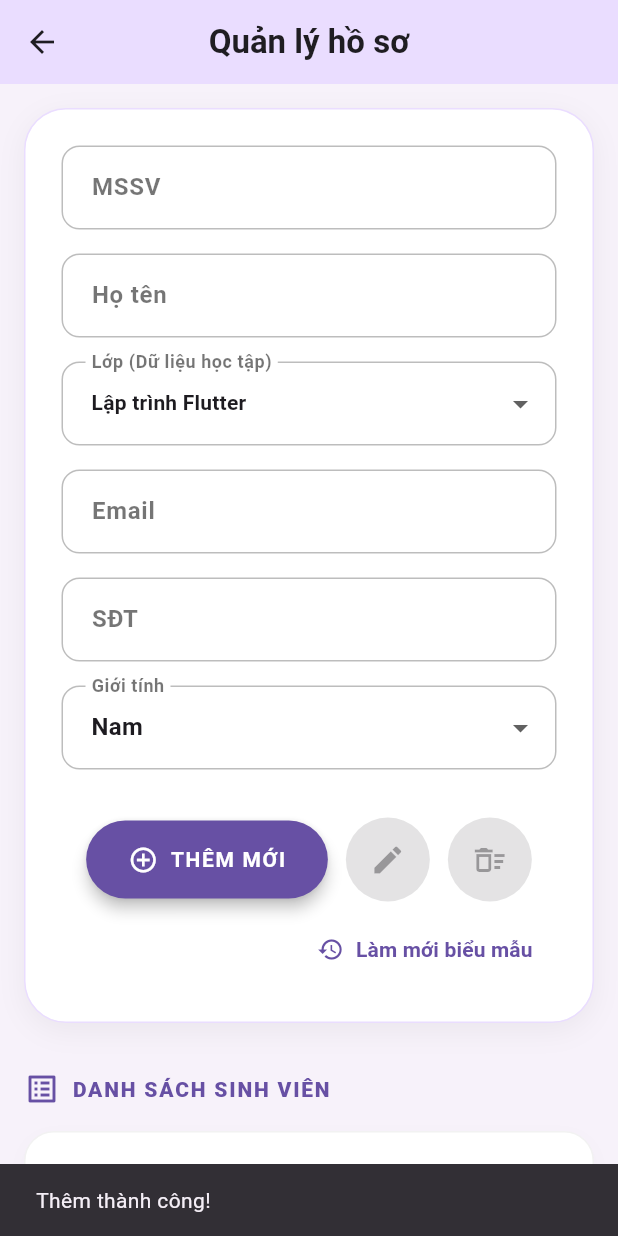
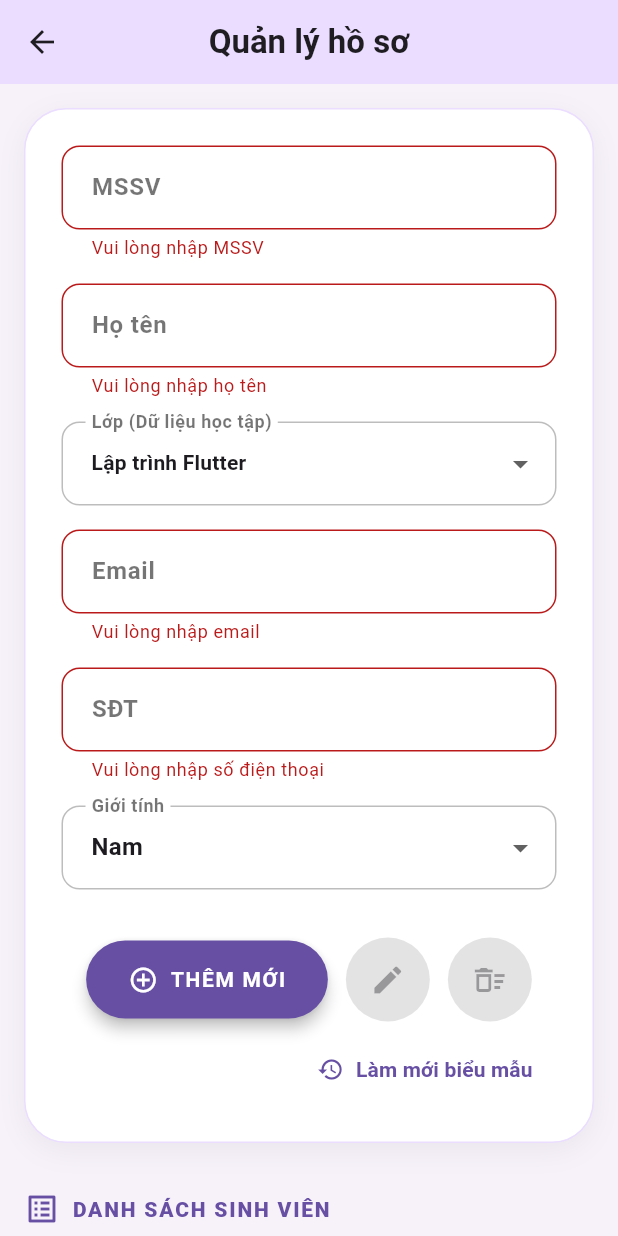
Before and after one commit to MiyazakiLOL/StudentManagement, a Flutter app: the StudentProfileManagementPage screen opened directly, after a tap on "THÊM MỚI", on a phone screen of 412 x 824 dp. Run offline on Flutter 3.47's test engine with Material 3 defaults, Android fonts, the phone set to English and light mode, and no system bars; our stand-ins replace shared_preferences; accounts and stored records are empty; network calls fail.

Commit message:
thêm valiadate

```diff
--- a/lib/screens/student_profile_page.dart
+++ b/lib/screens/student_profile_page.dart
@@ -174,20 +174,59 @@ class _StudentProfileManagementPageState extends State<StudentProfileManagementP
                 key: _formKey,
                 child: Column(
                   children: [
-                    TextFormField(controller: _codeController, decoration: _inputStyle('MSSV'), style: const TextStyle(fontWeight: FontWeight.w600)),
+                    TextFormField(
+                      controller: _codeController,
+                      decoration: _inputStyle('MSSV'),
+                      style: const TextStyle(fontWeight: FontWeight.w600),
+                      validator: (value) {
+                        if (value == null || value.isEmpty) return 'Vui lòng nhập MSSV';
+                        if (value.length < 5) return 'MSSV không hợp lệ';
+                        return null;
+                      },
+                    ),
                     const SizedBox(height: 16),
-                    TextFormField(controller: _nameController, decoration: _inputStyle('Họ tên'), style: const TextStyle(fontWeight: FontWeight.w600)),
+                    TextFormField(
+                      controller: _nameController,
+                      decoration: _inputStyle('Họ tên'),
+                      style: const TextStyle(fontWeight: FontWeight.w600),
+                      validator: (value) {
+                        if (value == null || value.isEmpty) return 'Vui lòng nhập họ tên';
+                        return null;
+                      },
+                    ),
                     const SizedBox(height: 16),
                     DropdownButtonFormField<String>(
                       value: _selectedClass,
                       decoration: _inputStyle('Lớp (Dữ liệu học tập)'),
                       items: _classList.map((c) => DropdownMenuItem(value: c, child: Text(c, style: const TextStyle(fontSize: 14, fontWeight: FontWeight.w600)))).toList(),
                       onChanged: (v) => setState(() => _selectedClass = v!),
+                      validator: (value) => value == null ? 'Vui lòng chọn lớp' : null,
                     ),
                     const SizedBox(height: 16),
-                    TextFormField(controller: _emailController, decoration: _inputStyle('Email'), style: const TextStyle(fontWeight: FontWeight.w600)),
+                    TextFormField(
+                      controller: _emailController,
+                      decoration: _inputStyle('Email'),
+                      style: const TextStyle(fontWeight: FontWeight.w600),
+                      keyboardType: TextInputType.emailAddress,
+                      validator: (value) {
+                        if (value == null || value.isEmpty) return 'Vui lòng nhập email';
+                        final emailRegex = RegExp(r'^[\w-\.]+@([\w-]+\.)+[\w-]{2,4}$');
+                        if (!emailRegex.hasMatch(value)) return 'Email không đúng định dạng';
+                        return null;
+                      },
+                    ),
                     const SizedBox(height: 16),
-                    TextFormField(controller: _phoneController, decoration: _inputStyle('SĐT'), style: const TextStyle(fontWeight: FontWeight.w600)),
+                    TextFormField(
+                      controller: _phoneController,
+                      decoration: _inputStyle('SĐT'),
+                      style: const TextStyle(fontWeight: FontWeight.w600),
+                      keyboardType: TextInputType.phone,
+                      validator: (value) {
+                        if (value == null || value.isEmpty) return 'Vui lòng nhập số điện thoại';
+                        if (!RegExp(r'^\d{10}$').hasMatch(value)) return 'SĐT phải có 10 chữ số';
+                        return null;
+                      },
+                    ),
                     const SizedBox(height: 16),
                     DropdownButtonFormField<String>(
                       value: _selectedGender,
```
